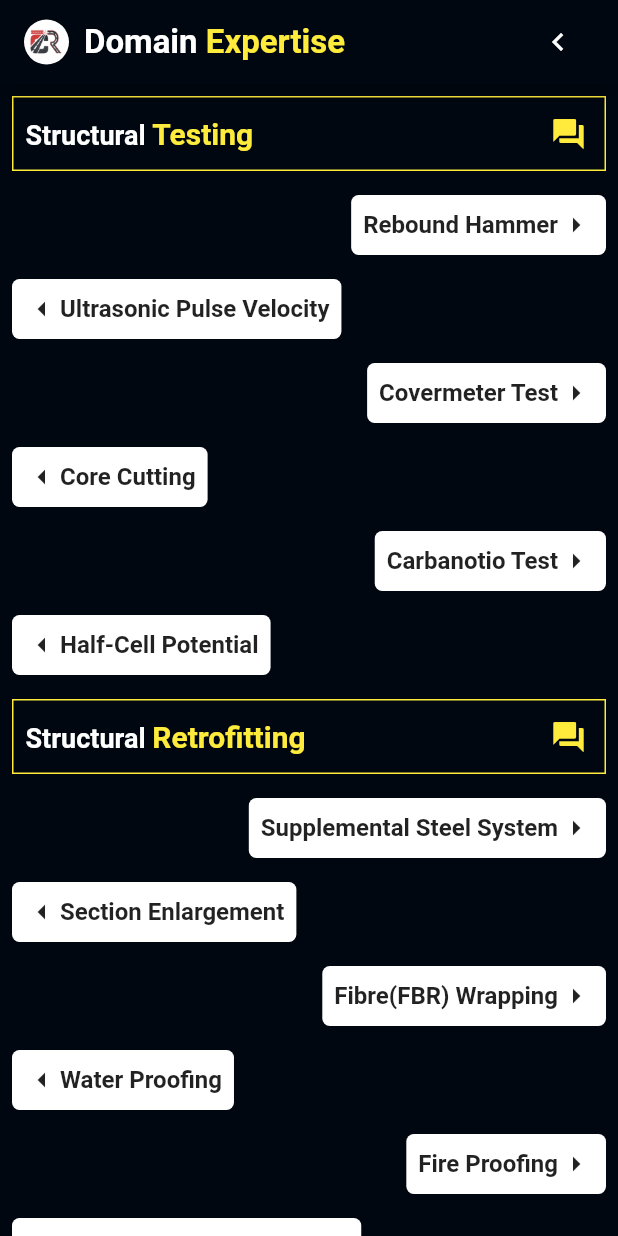
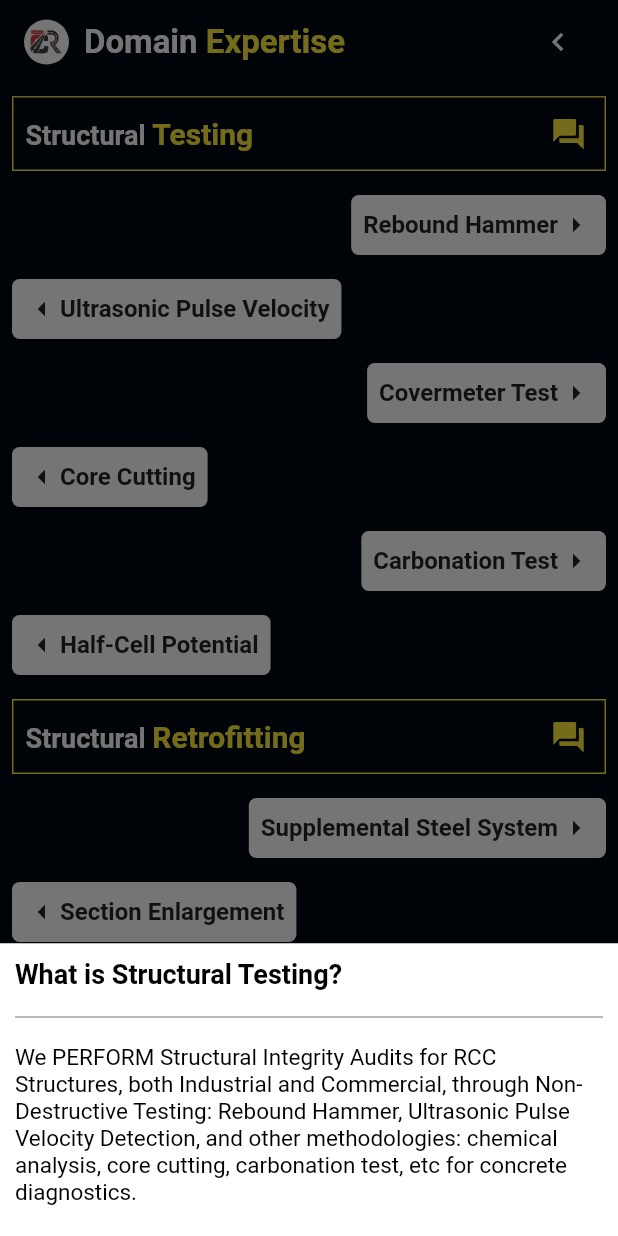
Before and after one commit to Ricky-arch/CRIndia, a Flutter app: the AllExpertise screen opened directly, after a tap on the "question answer" icon, on a phone screen of 412 x 824 dp. Run offline on Flutter 3.47's test engine with Material 2 defaults, Android fonts, the phone set to English and light mode, and no system bars; our stand-ins replace carousel_slider, fl_chart, youtube_player_flutter; missing offline and left inert: flutter_email_sender.

```diff
--- a/lib/constants/data.dart
+++ b/lib/constants/data.dart
@@ -1,7 +1,7 @@
 import 'package:flutter/material.dart';
 
 class Data {
-  static List homeExpertise=[];
+  static List homeExpertise = [];
   static List<String> testImages = [
     "images/testing/core_cutting/cc1.jpg",
     "images/testing/core_cutting/cc2.jpg",
@@ -86,7 +86,8 @@ class Data {
   static List allExpertise = [
     {
       "title": "Structural Testing",
-      "about": "",
+      "about":
+          "We PERFORM Structural Integrity Audits for RCC Structures, both Industrial and Commercial, through Non-Destructive Testing: Rebound Hammer, Ultrasonic Pulse Velocity Detection, and other methodologies: chemical analysis, core cutting, carbonation test, etc for concrete diagnostics.",
       "noOfWorks": "100",
       "list": [
         {
@@ -148,7 +149,7 @@ class Data {
               "Core cutting test is done to test the concrete at various depths. core collected can be used for carbonation tests and also to calculate chloride ingress."
         },
         {
-          "title": "Carbanotio Test",
+          "title": "Carbonation Test",
           "images": [
             "images/testing/carbonation/carbonation.jpg",
           ],
@@ -171,7 +172,8 @@ class Data {
     },
     {
       "title": "Structural Retrofitting",
-      "about": "",
+      "about":
+          "We PROVIDE Concrete Repair and Restoration Services (replacing or resurfacing concrete, epoxy injection, cementitious grouting, corrosion treatment) for multi-storeyed complexes, infrastructure- bridges, dams, jetty, and industrial structures- silo, chimney, cooling tower, and more.",
       "noOfWorks": "100",
       "list": [
         {
@@ -237,7 +239,8 @@ class Data {
     },
     {
       "title": "Structural Repairing",
-      "about": "",
+      "about":
+          "We PREPARE Structures for Future by enhancing structural components through supplemental steel systems, section enlargement, etc and enhancing support systems through protective coatings- waterproofing and fireproofing, expansion joints treatment and others.",
       "noOfWorks": "100",
       "list": [
         {
@@ -309,7 +312,7 @@ class Data {
   ];
   static List<Color> pieColors = [Colors.blue, Colors.red, Colors.orangeAccent];
   static Map contactDetails = {
-    "officialWeb":"https://www.crindia.in/",
+    "officialWeb": "https://www.crindia.in/",
     "Address":
         "1st Floor, Gamma- 226, One City Sec- 37 Rohtak- 124 001, HR, India",
     "Email": "info@crindia.in",
--- a/lib/custom_widgets/carousal_widget.dart
+++ b/lib/custom_widgets/carousal_widget.dart
@@ -5,6 +5,7 @@ import 'package:flutter/material.dart';
 class CarousalWidget extends StatelessWidget {
   final String imagePath;
   final String title;
+
 
   const CarousalWidget({Key key, this.imagePath, this.title}) : super(key: key);
   @override
--- a/lib/main.dart
+++ b/lib/main.dart
@@ -5,6 +5,7 @@ import 'package:crindia/views/navigation_screen.dart';
 import 'package:crindia/views/splash_screen.dart';
 import 'package:crindia/views/stats_view.dart';
 import 'package:crindia/views/all_expertise.dart';
+import 'package:crindia/views/test.dart';
 import 'package:flutter/material.dart';
 
 import 'custom_widgets/custom_pie.dart';
@@ -17,11 +18,10 @@ class MyApp extends StatelessWidget {
   Widget build(BuildContext context) {
     return MaterialApp(
       debugShowCheckedModeBanner: false,
-      title: 'Flutter Demo',
       theme: ThemeData(),
       home: Scaffold(
         backgroundColor: Color.fromRGBO(0, 7, 17, 9),
-        body: SplashScreen(),
+        body: Test(),
       ),
     );
   }
--- a/lib/views/all_expertise.dart
+++ b/lib/views/all_expertise.dart
@@ -1,5 +1,6 @@
 import 'package:crindia/constants/data.dart';
 import 'package:crindia/custom_widgets/about_expertise.dart';
+import 'package:flutter/cupertino.dart';
 import 'package:flutter/material.dart';
 
 class AllExpertise extends StatefulWidget {
@@ -10,6 +11,58 @@ class AllExpertise extends StatefulWidget {
 class _AllExpertiseState extends State<AllExpertise> {
   getWord<T>(String s) {
     return s.split(" ");
+  }
+
+  _showExpertiseDefinition(context, var title, var about) {
+    showModalBottomSheet(
+        context: context,
+        builder: (BuildContext context) {
+          return Wrap(
+            children: [
+              Container(
+                decoration: BoxDecoration(color: Colors.white),
+                child: Column(
+                  mainAxisAlignment: MainAxisAlignment.start,
+                  crossAxisAlignment: CrossAxisAlignment.start,
+                  children: [
+                    Container(
+                      child: Padding(
+                        padding: const EdgeInsets.all(10.0),
+                        child: Text(
+                          "What is " + title + "?",
+                          style: TextStyle(
+                              fontSize: 18,
+                              color: Colors.black,
+                              fontWeight: FontWeight.w600),
+                        ),
+                      ),
+                    ),
+                    Padding(
+                      padding: const EdgeInsets.fromLTRB(10.0, 0, 10, 0),
+                      child: Divider(
+                        color: Colors.black54,
+                      ),
+                    ),
+                    Container(
+                      child: Padding(
+                        padding: const EdgeInsets.all(10.0),
+                        child: Text(
+                          about,
+                          maxLines: null,
+                          textAlign: TextAlign.left,
+                          style: TextStyle(
+                              fontSize: 15,
+                              color: Colors.black,
+                              fontWeight: FontWeight.w400),
+                        ),
+                      ),
+                    ), SizedBox(height: 10,)
+                  ],
+                ),
+              ),
+            ],
+          );
+        });
   }
 
   @override
@@ -129,7 +182,12 @@ class _AllExpertiseState extends State<AllExpertise> {
                                   ),
                                   Spacer(),
                                   IconButton(
-                                    onPressed: () {},
+                                    onPressed: () {
+                                      _showExpertiseDefinition(
+                                          context,
+                                          Data.allExpertise[index]['title'],
+                                          Data.allExpertise[index]['about']);
+                                    },
                                     icon: Icon(
                                       Icons.question_answer,
                                       color: Colors.yellow,
@@ -156,7 +214,8 @@ class _AllExpertiseState extends State<AllExpertise> {
                                                 ['list'][i]['about'],
                                             noOfWorks: Data.allExpertise[index]
                                                 ['list'][i]['noOfWorks'],
-                                        imageUrl: Data.allExpertise[index]['list'][i]['images'],
+                                            imageUrl: Data.allExpertise[index]
+                                                ['list'][i]['images'],
                                           )),
                                 );
                               },
--- a/lib/views/home_view.dart
+++ b/lib/views/home_view.dart
@@ -108,6 +108,7 @@ class _HomeViewState extends State<HomeView> {
                   return CarousalWidget(
                     imagePath: i['imagepath'],
                     title: i['title'],
+
                   );
                 },
               );
--- a/pubspec.yaml
+++ b/pubspec.yaml
@@ -26,6 +26,7 @@ dependencies:
   flutter_launcher_name: ^0.0.1
   url_launcher: ^5.4.2
   flutter_staggered_grid_view: ^0.2.7
+  youtube_player_flutter: ^7.0.0+3
 
 
   # The following adds the Cupertino Icons font to your application.
```
Also changed, not shown: lib/views/profile.dart (+57 -6 lines), lib/views/test.dart (added, +159 -0 lines), youtube_player/lib/play_youtube.dart (added, +63 -0 lines), pubspec.lock, 4 other files.
